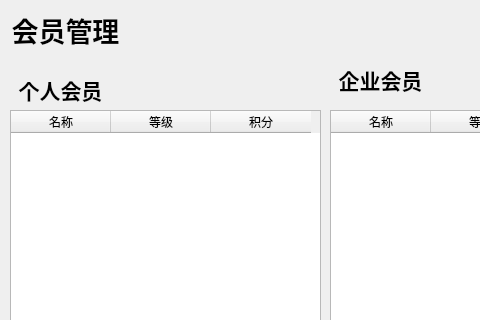
The window that pgmembers.ui (cypressen/BookstoreManagement) describes before a commit, drawn with Qt 5; both pictures show x 0 to 480 and y 0 to 320 of the 1000 by 800 pixel window.
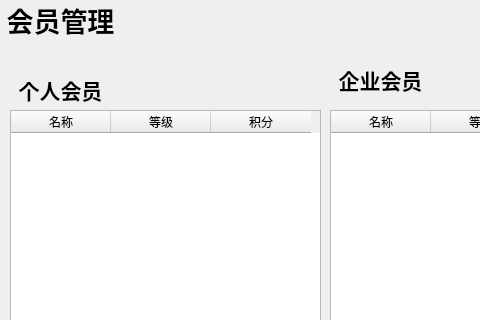
The same window after the commit.

What changed in the file:
```diff
--- a/pgmembers.ui
+++ b/pgmembers.ui
@@ -304,8 +304,8 @@
     <rect>
      <x>0</x>
      <y>0</y>
-     <width>131</width>
-     <height>61</height>
+     <width>121</width>
+     <height>41</height>
     </rect>
    </property>
    <property name="text">
```
